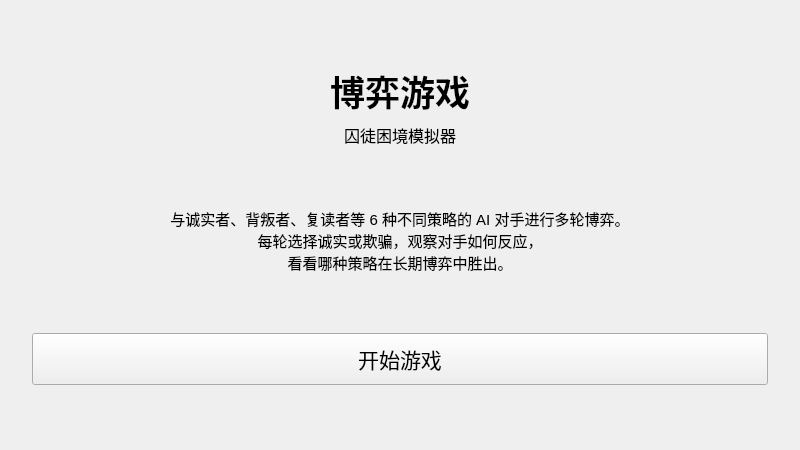
Sam-ie/Gambling, file ui/welcome.ui: the form before one commit.
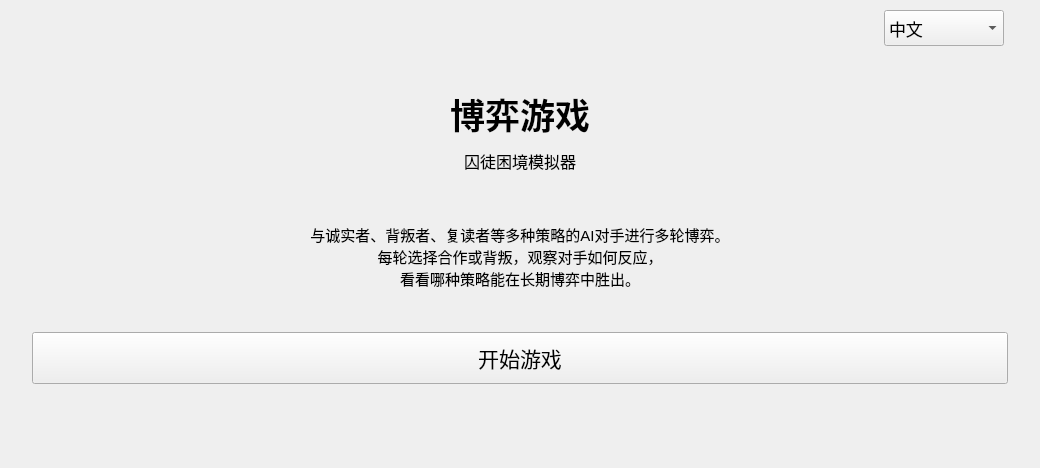
The form after the commit.

Patch:
```diff
--- a/ui/welcome.ui
+++ b/ui/welcome.ui
@@ -6,14 +6,97 @@
    <rect>
     <x>0</x>
     <y>0</y>
-    <width>800</width>
-    <height>450</height>
+    <width>1040</width>
+    <height>468</height>
    </rect>
   </property>
   <property name="windowTitle">
    <string>博弈游戏</string>
   </property>
-  <layout class="QVBoxLayout" name="verticalLayout">
+  <layout class="QVBoxLayout" name="layoutWelcomeRoot">
+   <property name="spacing">
+    <number>0</number>
+   </property>
+   <property name="leftMargin">
+    <number>0</number>
+   </property>
+   <property name="topMargin">
+    <number>0</number>
+   </property>
+   <property name="rightMargin">
+    <number>0</number>
+   </property>
+   <property name="bottomMargin">
+    <number>0</number>
+   </property>
+   <item>
+    <layout class="QHBoxLayout" name="layoutLangBar">
+     <property name="spacing">
+      <number>0</number>
+     </property>
+     <property name="leftMargin">
+      <number>12</number>
+     </property>
+     <property name="topMargin">
+      <number>10</number>
+     </property>
+     <property name="rightMargin">
+      <number>36</number>
+     </property>
+     <property name="bottomMargin">
+      <number>0</number>
+     </property>
+     <item>
+      <spacer name="spacerLangLeft">
+       <property name="orientation">
+        <enum>Qt::Orientation::Horizontal</enum>
+       </property>
+       <property name="sizeHint" stdset="0">
+        <size>
+         <width>40</width>
+         <height>20</height>
+        </size>
+       </property>
+      </spacer>
+     </item>
+     <item>
+      <widget class="QComboBox" name="comboLanguage">
+       <property name="sizePolicy">
+        <sizepolicy hsizetype="Preferred" vsizetype="Preferred">
+         <horstretch>0</horstretch>
+         <verstretch>0</verstretch>
+        </sizepolicy>
+       </property>
+       <property name="minimumSize">
+        <size>
+         <width>120</width>
+         <height>36</height>
+        </size>
+       </property>
+       <property name="font">
+        <font>
+         <pointsize>13</pointsize>
+        </font>
+       </property>
+       <item>
+        <property name="text">
+         <string>中文</string>
+        </property>
+       </item>
+       <item>
+        <property name="text">
+         <string>English</string>
+        </property>
+       </item>
+      </widget>
+     </item>
+    </layout>
+   </item>
+   <item>
+    <layout class="QVBoxLayout" name="layoutWelcomeContent" stretch="1,1,1,1,1,1,1,2">
+     <property name="spacing">
+      <number>0</number>
+     </property>
    <property name="leftMargin">
     <number>32</number>
    </property>
@@ -85,9 +168,9 @@
       </font>
      </property>
      <property name="text">
-      <string>与诚实者、背叛者、复读者等 6 种不同策略的 AI 对手进行多轮博弈。
-每轮选择诚实或欺骗，观察对手如何反应，
-看看哪种策略在长期博弈中胜出。</string>
+        <string>与诚实者、背叛者、复读者等多种策略的AI对手进行多轮博弈。
+每轮选择合作或背叛，观察对手如何反应，
+看看哪种策略能在长期博弈中胜出。</string>
      </property>
      <property name="alignment">
       <set>Qt::AlignmentFlag::AlignCenter</set>
@@ -146,6 +229,8 @@
       </size>
      </property>
     </spacer>
+     </item>
+    </layout>
    </item>
   </layout>
  </widget>
```
Lines whose indentation alone changed are shown as unchanged.
